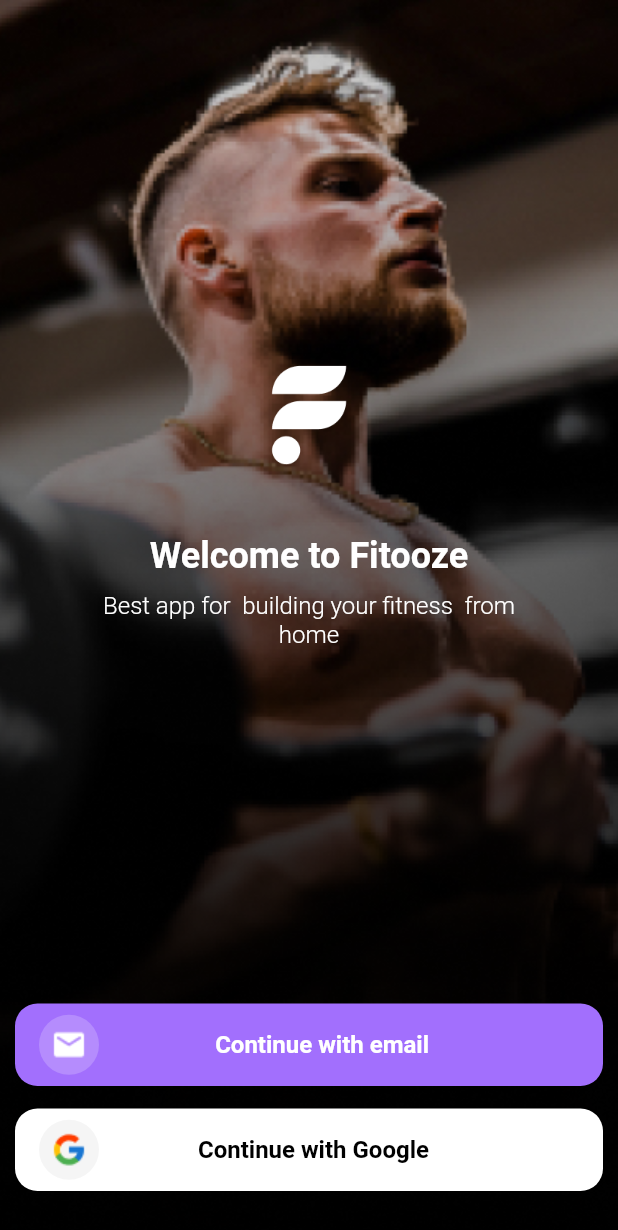
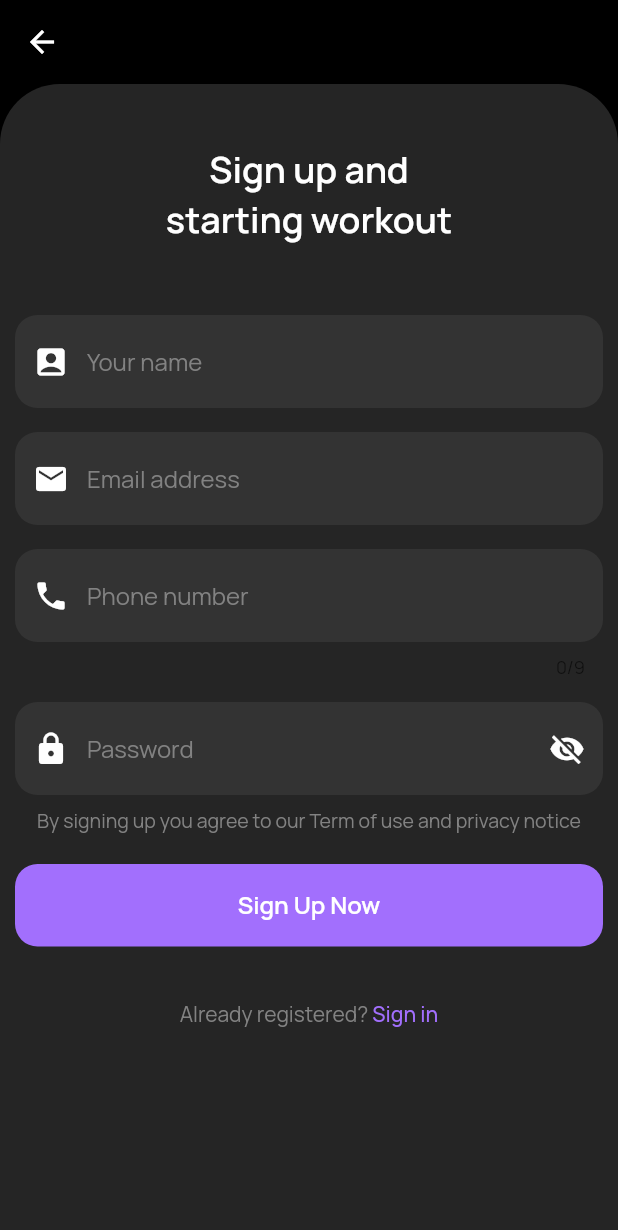
Before and after one commit to javlanbay/fitooze_app, a Flutter app: the screen it shows after launch, after a tap on "Skip", after a tap on "Continue with email", on a phone screen of 412 x 824 dp. Shown: the top 1230 px of the screen. Run offline on Flutter 3.47's test engine with Material 2 defaults, Android fonts, the phone set to English and light mode, and no system bars.

Commit message:
Sign up screen added

```diff
--- a/lib/config/theme.dart
+++ b/lib/config/theme.dart
@@ -2,11 +2,11 @@ import 'package:flutter/material.dart';
 
 ThemeData theme() {
   return ThemeData(
-    primaryColor: Color(0xFFA26FFD),
-    accentColor: Color(0xFF828282),
-    scaffoldBackgroundColor: Color(0xFF121212),
+    primaryColor: const Color(0xFFA26FFD),
+    accentColor: const Color(0xFF252525),
+    scaffoldBackgroundColor: const Color(0xFF121212),
     fontFamily: 'Manrope',
-    textTheme: TextTheme(
+    textTheme: const TextTheme(
       headline1: TextStyle(
         fontSize: 24,
         fontWeight: FontWeight.w600,
--- a/lib/home/home_screen.dart
+++ b/lib/home/home_screen.dart
@@ -5,8 +5,8 @@ class HomeScreen extends StatelessWidget {
 
   static Route route() {
     return MaterialPageRoute(
-      settings: RouteSettings(name: routeName),
-      builder: (context) => HomeScreen(),
+      settings: const RouteSettings(name: routeName),
+      builder: (context) => const HomeScreen(),
     );
   }
 
@@ -14,6 +14,6 @@ class HomeScreen extends StatelessWidget {
 
   @override
   Widget build(BuildContext context) {
-    return Scaffold();
+    return const Scaffold();
   }
 }
--- a/lib/main.dart
+++ b/lib/main.dart
@@ -15,7 +15,7 @@ class MyApp extends StatelessWidget {
     return MaterialApp(
       title: 'Flutter Demo',
       theme: theme(),
-      home: Onbording(),
+      home: const Onbording(),
     );
   }
 }
--- a/lib/onboard/onboard_screen.dart
+++ b/lib/onboard/onboard_screen.dart
@@ -1,9 +1,12 @@
-import 'package:fitness_app/home/home_screen.dart';
+// ignore_for_file: deprecated_member_use
+
 import 'package:fitness_app/onboard/content_screen.dart';
 import 'package:fitness_app/screens/welcome/welcome_screen.dart';
 import 'package:flutter/material.dart';
 
 class Onbording extends StatefulWidget {
+  const Onbording({Key? key}) : super(key: key);
+
   @override
   _OnbordingState createState() => _OnbordingState();
 }
@@ -64,13 +67,11 @@ class _OnbordingState extends State<Onbording> {
               ),
               const Spacer(),
               const Spacer(),
-              Container(
-                child: Row(
-                  mainAxisAlignment: MainAxisAlignment.center,
-                  children: List.generate(
-                    contents.length,
-                    (index) => buildDot(index, context),
-                  ),
+              Row(
+                mainAxisAlignment: MainAxisAlignment.center,
+                children: List.generate(
+                  contents.length,
+                  (index) => buildDot(index, context),
                 ),
               ),
               Expanded(
--- /dev/null
+++ b/lib/screens/signup/signup_screen.dart
@@ -0,0 +1,440 @@
+// ignore_for_file: deprecated_member_use
+
+import 'package:fitness_app/screens/signin/signin_screen.dart';
+import 'package:flutter/material.dart';
+
+class SignUpScreen extends StatefulWidget {
+  static const routeName = 'sign_up_screen';
+
+  static Route route() {
+    return MaterialPageRoute(
+      settings: const RouteSettings(name: routeName),
+      builder: (context) => const SignUpScreen(),
+    );
+  }
+
+  const SignUpScreen({Key? key}) : super(key: key);
+
+  @override
+  State<SignUpScreen> createState() => _SignUpScreenState();
+}
+
+class _SignUpScreenState extends State<SignUpScreen> {
+  final GlobalKey<FormState> _formKey = GlobalKey<FormState>();
+
+  @override
+  Widget build(BuildContext context) {
+    return SafeArea(
+      child: Scaffold(
+        appBar: AppBar(
+          backgroundColor: Colors.transparent,
+          elevation: 0,
+          leading: const Icon(Icons.arrow_back),
+        ),
+        backgroundColor: Colors.black,
+        body: Container(
+          height: MediaQuery.of(context).size.height,
+          decoration: BoxDecoration(
+            color: Theme.of(context).colorScheme.secondary,
+            borderRadius: const BorderRadius.only(
+              topLeft: Radius.circular(40),
+              topRight: Radius.circular(40),
+            ),
+          ),
+          child: SingleChildScrollView(
+            child: Form(
+              key: _formKey,
+              child: Column(
+                children: [
+                  Padding(
+                    padding: const EdgeInsets.symmetric(
+                      vertical: 40,
+                      horizontal: 100,
+                    ),
+                    child: Center(
+                      child: Text(
+                        "Sign up and starting workout",
+                        style: Theme.of(context)
+                            .textTheme
+                            .headline1!
+                            .copyWith(color: Colors.white),
+                        textAlign: TextAlign.center,
+                      ),
+                    ),
+                  ),
+                  const TextFieldInput(
+                    icon: Icons.account_box,
+                    hint: "Your name",
+                    inputType: TextInputType.name,
+                    inputAction: TextInputAction.next,
+                  ),
+                  const EmailInput(
+                    icon: Icons.email,
+                    hint: "Email address",
+                    inputType: TextInputType.emailAddress,
+                    inputAction: TextInputAction.next,
+                  ),
+                  const PhoneInput(
+                    icon: Icons.phone,
+                    hint: "Phone number",
+                    inputType: TextInputType.phone,
+                    inputAction: TextInputAction.next,
+                  ),
+                  const PasswordInput(
+                    icon: Icons.lock,
+                    hint: "Password",
+                    inputType: TextInputType.name,
+                    inputAction: TextInputAction.done,
+                    suffixIcon: Icons.visibility_off,
+                  ),
+                  Text(
+                    "By signing up you agree to our Term of use and privacy notice",
+                    style: Theme.of(context)
+                        .textTheme
+                        .headline4
+                        ?.copyWith(fontSize: 13, fontWeight: FontWeight.normal),
+                  ),
+                  Container(
+                    height: 55,
+                    margin: const EdgeInsets.only(
+                      top: 20,
+                      left: 10,
+                      right: 10,
+                      bottom: 15,
+                    ),
+                    width: double.infinity,
+                    child: FlatButton(
+                      child: Center(
+                        child: Text(
+                          "Sign Up Now",
+                          style:
+                              Theme.of(context).textTheme.headline3!.copyWith(),
+                        ),
+                      ),
+                      onPressed: () {
+                        if (_formKey.currentState!.validate()) {
+                          print("successful");
+
+                          return;
+                        } else {
+                          print("UnSuccessfull");
+                        }
+                      },
+                      color: Theme.of(context).primaryColor,
+                      textColor: Colors.white,
+                      shape: RoundedRectangleBorder(
+                        borderRadius: BorderRadius.circular(15),
+                      ),
+                    ),
+                  ),
+                  const SizedBox(height: 20),
+                  Row(
+                    mainAxisAlignment: MainAxisAlignment.center,
+                    children: [
+                      Text(
+                        "Already registered? ",
+                        style: Theme.of(context).textTheme.headline4?.copyWith(
+                              fontSize: 14,
+                              fontWeight: FontWeight.normal,
+                            ),
+                      ),
+                      InkWell(
+                        onTap: () {
+                          Navigator.push(
+                            context,
+                            MaterialPageRoute(
+                              builder: (_) => const SignInScreen(),
+                            ),
+                          );
+                        },
+                        child: Text(
+                          "Sign in",
+                          style:
+                              Theme.of(context).textTheme.headline4?.copyWith(
+                                    fontSize: 14,
+                                    fontWeight: FontWeight.w500,
+                                    color: Theme.of(context).primaryColor,
+                                  ),
+                        ),
+                      )
+                    ],
+                  )
+                ],
+              ),
+            ),
+          ),
+        ),
+      ),
+    );
+  }
+}
+
+class PasswordInput extends StatefulWidget {
+  const PasswordInput({
+    Key? key,
+    required this.icon,
+    required this.hint,
+    required this.inputType,
+    required this.inputAction,
+    required this.suffixIcon,
+  }) : super(key: key);
+
+  final IconData icon;
+  final IconData suffixIcon;
+  final String hint;
+  final TextInputType inputType;
+  final TextInputAction inputAction;
+
+  @override
+  State<PasswordInput> createState() => _PasswordInputState();
+}
+
+class _PasswordInputState extends State<PasswordInput> {
+  final TextEditingController _password = TextEditingController();
+
+  @override
+  Widget build(BuildContext context) {
+    return Padding(
+      padding: const EdgeInsets.symmetric(vertical: 8.0, horizontal: 10.0),
+      child: Center(
+        child: TextFormField(
+          controller: _password,
+          decoration: InputDecoration(
+            filled: true,
+            fillColor: const Color(0xFF333333),
+            prefixIcon: Icon(
+              widget.icon,
+              color: Colors.white,
+            ),
+            suffixIcon: Icon(
+              widget.suffixIcon,
+              color: Colors.white,
+            ),
+            hintText: widget.hint,
+            hintStyle: Theme.of(context).textTheme.headline4!.copyWith(
+                  color: const Color(0xFF828282),
+                  fontWeight: FontWeight.w400,
+                ),
+            border: OutlineInputBorder(
+              borderRadius: BorderRadius.circular(15.0),
+              borderSide: const BorderSide(
+                width: 0,
+                style: BorderStyle.none,
+              ),
+            ),
+          ),
+          validator: (value) {
+            if (value!.isEmpty) {
+              return 'Please a Enter Password';
+            }
+            return null;
+          },
+          obscureText: true,
+          style: const TextStyle(color: Color(0xFF828282)),
+          keyboardType: widget.inputType,
+          textInputAction: widget.inputAction,
+        ),
+      ),
+    );
+  }
+}
+
+class PhoneInput extends StatefulWidget {
+  const PhoneInput({
+    Key? key,
+    required this.icon,
+    required this.hint,
+    required this.inputType,
+    required this.inputAction,
+  }) : super(key: key);
+
+  final IconData icon;
+  final String hint;
+  final TextInputType inputType;
+  final TextInputAction inputAction;
+
+  @override
+  State<PhoneInput> createState() => _PhoneInputState();
+}
+
+class _PhoneInputState extends State<PhoneInput> {
+  final TextEditingController _phone = TextEditingController();
+
+  @override
+  Widget build(BuildContext context) {
+    return Padding(
+      padding: const EdgeInsets.symmetric(vertical: 8.0, horizontal: 10.0),
+      child: Center(
+        child: TextFormField(
+          controller: _phone,
+          decoration: InputDecoration(
+            filled: true,
+            fillColor: const Color(0xFF333333),
+            prefixIcon: Icon(
+              widget.icon,
+              color: Colors.white,
+            ),
+            hintText: widget.hint,
+            hintStyle: Theme.of(context).textTheme.headline4!.copyWith(
+                  color: const Color(0xFF828282),
+                  fontWeight: FontWeight.w400,
+                ),
+            border: OutlineInputBorder(
+              borderRadius: BorderRadius.circular(15.0),
+              borderSide: const BorderSide(
+                width: 0,
+                style: BorderStyle.none,
+              ),
+            ),
+          ),
+          maxLength: 9,
+          validator: (value) {
+            if (value!.isEmpty) {
+              return 'Please enter phone number';
+            }
+            if (value.length < 9) {
+              return "Please enter valid phone";
+            }
+            return null;
+          },
+          onSaved: (value) {},
+          style: const TextStyle(color: Color(0xFF828282)),
+          keyboardType: widget.inputType,
+          textInputAction: widget.inputAction,
+        ),
+      ),
+    );
+  }
+}
+
+class EmailInput extends StatefulWidget {
+  const EmailInput({
+    Key? key,
+    required this.icon,
+    required this.hint,
+    required this.inputType,
+    required this.inputAction,
+  }) : super(key: key);
+
+  final IconData icon;
+  final String hint;
+  final TextInputType inputType;
+  final TextInputAction inputAction;
+
+  @override
+  State<EmailInput> createState() => _EmailInputState();
+}
+
+class _EmailInputState extends State<EmailInput> {
+  final TextEditingController _email = TextEditingController();
+
+  @override
+  Widget build(BuildContext context) {
+    return Padding(
+      padding: const EdgeInsets.symmetric(vertical: 8.0, horizontal: 10.0),
+      child: Center(
+        child: TextFormField(
+          controller: _email,
+          decoration: InputDecoration(
+            filled: true,
+            fillColor: const Color(0xFF333333),
+            prefixIcon: Icon(
+              widget.icon,
+              color: Colors.white,
+            ),
+            hintText: widget.hint,
+            hintStyle: Theme.of(context).textTheme.headline4!.copyWith(
+                  color: const Color(0xFF828282),
+                  fontWeight: FontWeight.w400,
+                ),
+            border: OutlineInputBorder(
+              borderRadius: BorderRadius.circular(15.0),
+              borderSide: const BorderSide(
+                width: 0,
+                style: BorderStyle.none,
+              ),
+            ),
+          ),
+          validator: (value) {
+            if (value!.isEmpty) {
+              return 'Please enter email';
+            }
+            if (!RegExp("^[a-zA-Z0-9+_.-]+@[a-zA-Z0-9.-]+.[a-z]")
+                .hasMatch(value)) {
+              return 'Please a valid Email';
+            }
+            return null;
+          },
+          onSaved: (value) {},
+          style: const TextStyle(color: Color(0xFF828282)),
+          keyboardType: widget.inputType,
+          textInputAction: widget.inputAction,
+        ),
+      ),
+    );
+  }
+}
+
+class TextFieldInput extends StatefulWidget {
+  const TextFieldInput({
+    Key? key,
+    required this.icon,
+    required this.hint,
+    required this.inputType,
+    required this.inputAction,
+  }) : super(key: key);
+
+  final IconData icon;
+  final String hint;
+  final TextInputType inputType;
+  final TextInputAction inputAction;
+
+  @override
+  State<TextFieldInput> createState() => _TextFieldInputState();
+}
+
+class _TextFieldInputState extends State<TextFieldInput> {
+  final TextEditingController _name = TextEditingController();
+
+  @override
+  Widget build(BuildContext context) {
+    return Padding(
+      padding: const EdgeInsets.symmetric(vertical: 8.0, horizontal: 10.0),
+      child: Center(
+        child: TextFormField(
+          controller: _name,
+          decoration: InputDecoration(
+            filled: true,
+            fillColor: const Color(0xFF333333),
+            prefixIcon: Icon(
+              widget.icon,
+              color: Colors.white,
+            ),
+            hintText: widget.hint,
+            hintStyle: Theme.of(context).textTheme.headline4!.copyWith(
+                  color: const Color(0xFF828282),
+                  fontWeight: FontWeight.w400,
+                ),
+            border: OutlineInputBorder(
+              borderRadius: BorderRadius.circular(15.0),
+              borderSide: const BorderSide(
+                width: 0,
+                style: BorderStyle.none,
+              ),
+            ),
+          ),
+          onSaved: (name) {},
+          validator: (value) {
+            if (value!.isEmpty) {
+              return "Please enter name";
+            }
+            return null;
+          },
+          style: const TextStyle(color: Color(0xFF828282)),
+          keyboardType: widget.inputType,
+          textInputAction: widget.inputAction,
+        ),
+      ),
+    );
+  }
+}
--- a/lib/screens/welcome/welcome_screen.dart
+++ b/lib/screens/welcome/welcome_screen.dart
@@ -7,8 +7,8 @@ class WelcomeScreen extends StatelessWidget {
 
   static Route route() {
     return MaterialPageRoute(
-      settings: RouteSettings(name: routeName),
-      builder: (context) => WelcomeScreen(),
+      settings: const RouteSettings(name: routeName),
+      builder: (context) => const WelcomeScreen(),
     );
   }
 
--- a/lib/widgets/buttons/continue_with_email.dart
+++ b/lib/widgets/buttons/continue_with_email.dart
@@ -1,3 +1,6 @@
+// ignore_for_file: deprecated_member_use
+
+import 'package:fitness_app/screens/signup/signup_screen.dart';
 import 'package:flutter/material.dart';
 
 class ContinueWithEmail extends StatelessWidget {
@@ -33,7 +36,14 @@ class ContinueWithEmail extends StatelessWidget {
             ),
           ],
         ),
-        onPressed: () {},
+        onPressed: () {
+          Navigator.push(
+            context,
+            MaterialPageRoute(
+              builder: (_) => const SignUpScreen(),
+            ),
+          );
+        },
         color: Theme.of(context).primaryColor,
         textColor: Colors.white,
         shape: RoundedRectangleBorder(
--- a/lib/widgets/buttons/continue_with_google.dart
+++ b/lib/widgets/buttons/continue_with_google.dart
@@ -1,3 +1,5 @@
+// ignore_for_file: deprecated_member_use
+
 import 'package:flutter/material.dart';
 
 class ContinueWithGoogle extends StatelessWidget {
```
Also changed, not shown: lib/config/app_routes.dart (+7 -4 lines), lib/screens/signin/signin_screen.dart (added, +222 -0 lines), pubspec.yaml (+11 -12 lines), assets/fonts/Manrope-Bold.ttf (added), assets/fonts/Manrope-ExtraBold.ttf (added), assets/fonts/Manrope-ExtraLight.ttf (added), assets/fonts/Manrope-Light.ttf (added), assets/fonts/Manrope-Medium.ttf (added), assets/fonts/Manrope-Regular.ttf (added), assets/fonts/Manrope-SemiBold.ttf (added), 1 other file.
